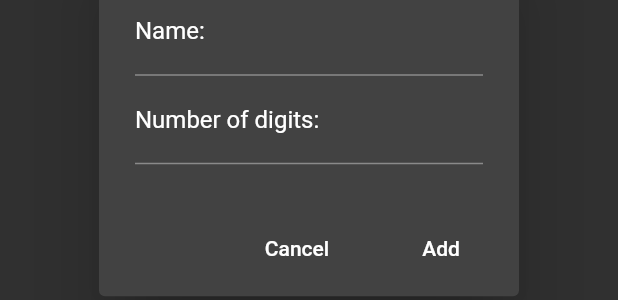
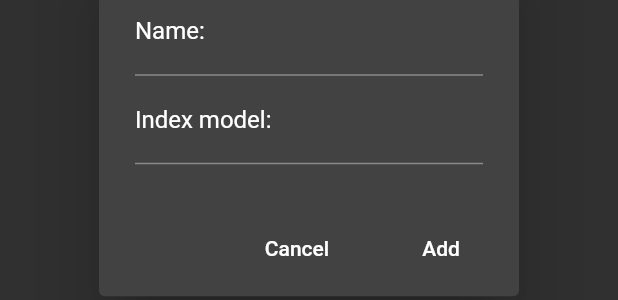
Before and after one commit to iflsa/index-generator, a Flutter app: the CreateSeriesDialog widget shown alone on an empty page, opened directly, on a phone screen of 412 x 824 dp. Shown: the part 513-813 px from the top of the screen. Run offline on Flutter 3.47's test engine with Material 2 defaults, Android fonts, the phone set to English and light mode, and no system bars; our stand-ins replace hive, hive_flutter; accounts and stored records are empty; statements that could not run were skipped.

Commit message:
Add index model

```diff
--- a/lib/Widgets/CreateSeriesDialog.dart
+++ b/lib/Widgets/CreateSeriesDialog.dart
@@ -1,8 +1,6 @@
 import 'package:flutter/material.dart';
 import 'package:hive/hive.dart';
-import 'package:index_generator/States/MainState.dart';
 import 'package:index_generator/model/Series.dart';
-import 'package:provider/provider.dart';
 
 class CreateSeriesDialog extends StatefulWidget {
   const CreateSeriesDialog({Key key}) : super(key: key);
@@ -13,7 +11,7 @@ class CreateSeriesDialog extends StatefulWidget {
 
 class _CreateSeriesDialogState extends State<CreateSeriesDialog> {
   String _name = "";
-  int _numOfDigits = 0;
+  String _model = "";
 
   @override
   Widget build(BuildContext context) {
@@ -40,13 +38,11 @@ class _CreateSeriesDialogState extends State<CreateSeriesDialog> {
               ),
               TextField(
                 decoration: InputDecoration(
-                  labelText: "Number of digits:",
+                  labelText: "Index model:",
                   labelStyle: TextStyle(color: Colors.white),
                 ),
-                keyboardType: TextInputType.number,
                 onChanged: (value) {
-                  int myNum = int.tryParse(value);
-                  _numOfDigits = myNum == null ? 0 : myNum;
+                  _model = value;
                 },
               ),
             ],
@@ -63,8 +59,8 @@ class _CreateSeriesDialogState extends State<CreateSeriesDialog> {
         FlatButton(
           child: Text('Add'),
           onPressed: () {
-            if (_name != "" && _numOfDigits != 0) {
-              Series newSeries = Series(_name, _numOfDigits);
+            if (_name != "" && _model != "") {
+              Series newSeries = Series(_name, _model);
               Hive.box('serieses').add(newSeries);
               Navigator.of(context).pop();
             }
--- a/lib/Widgets/SeriesListItem.dart
+++ b/lib/Widgets/SeriesListItem.dart
@@ -3,8 +3,6 @@ import 'package:flutter/material.dart';
 import 'package:hive/hive.dart';
 import 'package:index_generator/screens/GenerateScreen.dart';
 import '../model/Series.dart';
-import 'package:provider/provider.dart';
-import '../States/MainState.dart';
 
 class SeriesListItem extends StatelessWidget {
   const SeriesListItem(this.series, this.id, {Key key}) : super(key: key);
@@ -39,7 +37,7 @@ class SeriesListItem extends StatelessWidget {
                       style: TextStyle(color: Colors.white, fontSize: 24.0),
                     ),
                     Text(
-                      "Number of digits: ${series.digitsNumber.toString()}",
+                      "Index model: ${series.model.toString()}",
                       style: TextStyle(color: Colors.grey, fontSize: 16.0),
                     )
                   ],
--- a/lib/main.dart
+++ b/lib/main.dart
@@ -1,12 +1,7 @@
-import 'dart:io';
-
 import 'package:flutter/material.dart';
 import 'package:hive/hive.dart';
 import 'package:index_generator/model/Series.dart';
 import 'package:path_provider/path_provider.dart';
-import 'package:provider/provider.dart';
-import 'States/MainState.dart';
-import 'screens/GenerateScreen.dart';
 import 'screens/MainScreen.dart';
 
 void main() async {
--- a/lib/model/Series.dart
+++ b/lib/model/Series.dart
@@ -6,10 +6,10 @@ part 'Series.g.dart';
 class Series {
   @HiveField(0)
   String name;
-  @HiveField(1)
-  int digitsNumber;
   @HiveField(2)
   List<String> used;
+  @HiveField(3)
+  String model;
 
-  Series(this.name, this.digitsNumber, {this.used = const []});
+  Series(this.name, this.model, {this.used = const []});
 }
--- a/lib/screens/MainScreen.dart
+++ b/lib/screens/MainScreen.dart
@@ -3,8 +3,6 @@ import 'package:hive/hive.dart';
 import 'package:hive_flutter/hive_flutter.dart';
 import 'package:index_generator/Widgets/NoSerieses.dart';
 import 'package:index_generator/model/Series.dart';
-import 'package:provider/provider.dart';
-import '../States/MainState.dart';
 import '../Widgets/SeriesListItem.dart';
 import '../Widgets/CreateSeriesDialog.dart';
 
@@ -34,7 +32,7 @@ class _MainScreenState extends State<MainScreen> {
               return NoSerieses();
             }
           } else {
-            return CircularProgressIndicator();
+            return Center(child: CircularProgressIndicator());
           }
         },
       ),
```
Also changed, not shown: lib/States/MainState.dart (deleted, +0 -47 lines), lib/screens/GenerateScreen.dart (+28 -13 lines), lib/model/Series.g.dart.
